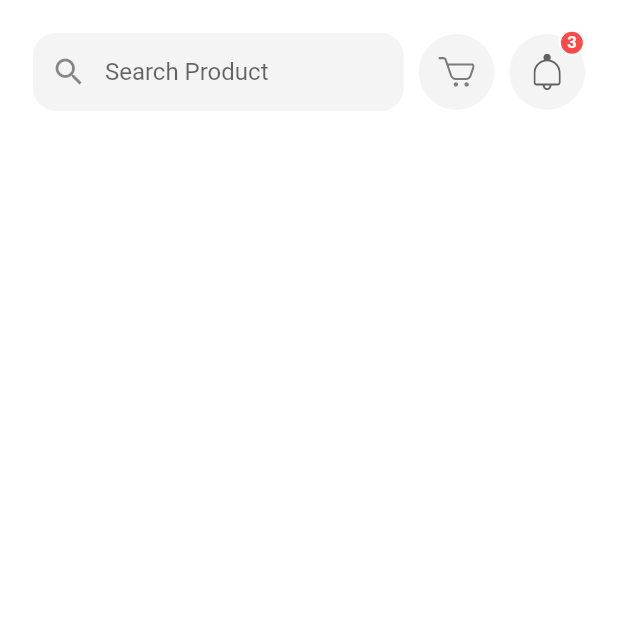
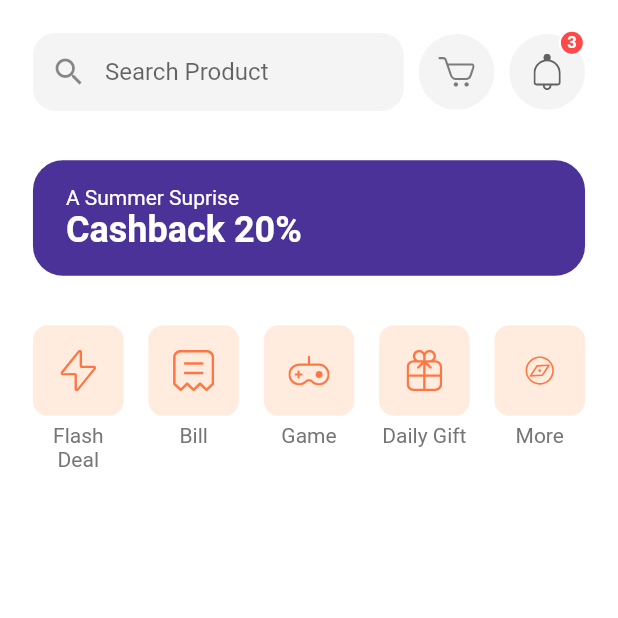
Before and after one commit to FikaStudio-code/EmanciApp, a Flutter app: the HomeScreen screen opened by its route, on a phone screen of 412 x 824 dp, the top half of it. Run offline on Flutter 3.47's test engine with Material 2 defaults, Android fonts, the phone set to English and light mode, and no system bars; our stand-ins replace flutter_svg.

Commit message:
create categories

```diff
--- /dev/null
+++ b/lib/screens/home/components/banner.dart
@@ -0,0 +1,32 @@
+import 'package:e_commerce/size_config.dart';
+import 'package:flutter/material.dart';
+
+class TopBanner extends StatelessWidget {
+  const TopBanner({
+    Key? key,
+  }) : super(key: key);
+
+  @override
+  Widget build(BuildContext context) {
+    return Container(
+        margin:
+            EdgeInsets.symmetric(horizontal: getProportionateScreenWidth(20)),
+        padding: EdgeInsets.symmetric(
+          horizontal: getProportionateScreenWidth(20),
+          vertical: getProportionateScreenWidth(15),
+        ),
+        width: double.infinity,
+        decoration: BoxDecoration(
+          color: Color(0xFF4A3298),
+          borderRadius: BorderRadius.circular(20),
+        ),
+        child: Text.rich(TextSpan(
+            text: "A Summer Suprise\n",
+            style: TextStyle(color: Colors.white),
+            children: [
+              TextSpan(
+                  text: "Cashback 20%",
+                  style: TextStyle(fontSize: 24, fontWeight: FontWeight.bold))
+            ])));
+  }
+}
--- a/lib/screens/home/components/body.dart
+++ b/lib/screens/home/components/body.dart
@@ -1,3 +1,5 @@
+import 'package:e_commerce/screens/home/components/banner.dart';
+import 'package:e_commerce/screens/home/components/categories.dart';
 import 'package:e_commerce/screens/home/components/home_header.dart';
 import 'package:e_commerce/size_config.dart';
 import 'package:flutter/material.dart';
@@ -12,7 +14,11 @@ class Body extends StatelessWidget {
             child: Column(
       children: [
         SizedBox(height: getProportionateScreenWidth(20)),
-        HomeHeader()
+        HomeHeader(),
+        SizedBox(height: getProportionateScreenWidth(30)),
+        TopBanner(),
+        SizedBox(height: getProportionateScreenWidth(30)),
+        Categories()
       ],
     )));
   }
--- /dev/null
+++ b/lib/screens/home/components/categories.dart
@@ -0,0 +1,77 @@
+import 'package:e_commerce/size_config.dart';
+import 'package:flutter/material.dart';
+import 'package:flutter_svg/svg.dart';
+
+class Categories extends StatelessWidget {
+  const Categories({Key? key}) : super(key: key);
+
+  @override
+  Widget build(BuildContext context) {
+    List<Map<String, dynamic>> categories = [
+      {"icon": "assets/icons/Flash Icon.svg", "text": "Flash Deal"},
+      {"icon": "assets/icons/Bill Icon.svg", "text": "Bill"},
+      {"icon": "assets/icons/Game Icon.svg", "text": "Game"},
+      {"icon": "assets/icons/Gift Icon.svg", "text": "Daily Gift"},
+      {"icon": "assets/icons/Discover.svg", "text": "More"},
+    ];
+    return Padding(
+      padding:
+          EdgeInsets.symmetric(horizontal: getProportionateScreenWidth(20)),
+      child: Row(
+        mainAxisAlignment: MainAxisAlignment.spaceBetween,
+        crossAxisAlignment: CrossAxisAlignment.start,
+        children: [
+          ...List.generate(
+              categories.length,
+              (index) => CategoryCard(
+                  icon: categories[index]["icon"],
+                  text: categories[index]["text"],
+                  press: () {}))
+        ],
+      ),
+    );
+  }
+}
+
+class CategoryCard extends StatelessWidget {
+  const CategoryCard({
+    Key? key,
+    required this.icon,
+    required this.text,
+    required this.press,
+  }) : super(key: key);
+
+  final String icon;
+  final String text;
+  final GestureTapCallback press;
+
+  @override
+  Widget build(BuildContext context) {
+    return GestureDetector(
+      onTap: press,
+      child: SizedBox(
+        width: getProportionateScreenWidth(55),
+        child: Column(
+          children: [
+            AspectRatio(
+              aspectRatio: 1,
+              child: Container(
+                padding: EdgeInsets.all(getProportionateScreenWidth(15)),
+                decoration: BoxDecoration(
+                  color: Color(0xFFFFECDF),
+                  borderRadius: BorderRadius.circular(10),
+                ),
+                child: SvgPicture.asset(icon),
+              ),
+            ),
+            const SizedBox(height: 5),
+            Text(
+              text,
+              textAlign: TextAlign.center,
+            )
+          ],
+        ),
+      ),
+    );
+  }
+}
```
